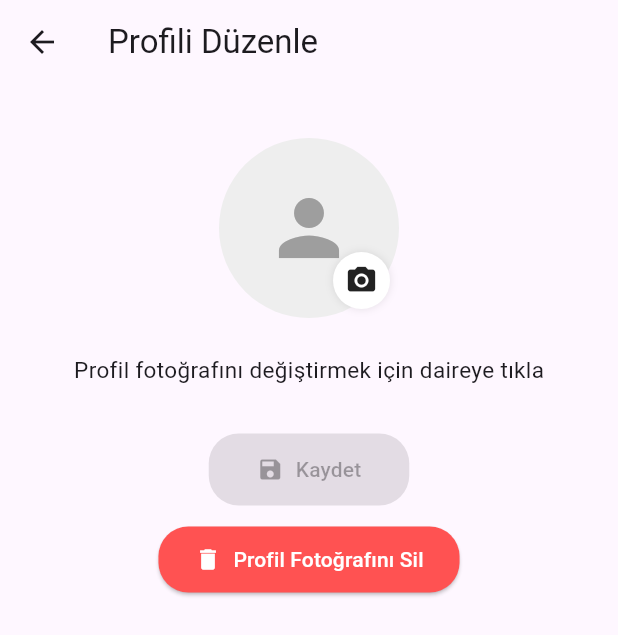
After one commit to 1omeralkan/TalentHubMobile, a Flutter app: the EditProfilePage screen opened by its route, on a phone screen of 412 x 824 dp. The commit adds this screen. Shown: the top 635 px of the screen. Run offline on Flutter 3.47's test engine with Material 3 defaults, Android fonts, the phone set to English and light mode, and no system bars; our stand-ins replace flutter_dotenv, flutter_riverpod, image_picker, shared_preferences, video_player; accounts and stored records are empty.

Commit message:
bazı değişiklikler

```diff
--- a/lib/main.dart
+++ b/lib/main.dart
@@ -9,6 +9,7 @@ import 'package:talenthub_mobilee/pages/reset_password_page.dart'; // ✅ yeni s
 import 'package:flutter_riverpod/flutter_riverpod.dart';
 import 'package:talenthub_mobilee/pages/upload_page.dart';
 import 'package:talenthub_mobilee/pages/profile_page.dart';
+import 'package:talenthub_mobilee/pages/edit_profile_page.dart';
 
 Future<void> main() async {
   WidgetsFlutterBinding.ensureInitialized();
@@ -37,6 +38,7 @@ class MyApp extends StatelessWidget {
         '/forgot-password': (context) => const ForgotPasswordPage(),
         '/upload': (context) => const UploadPage(),
         '/profile': (context) => const ProfilePage(),
+        '/edit-profile': (context) => const EditProfilePage(),
         '/reset-password': (context) {
           final token = Uri.base.queryParameters['token'];
           return token == null
--- /dev/null
+++ b/lib/pages/edit_profile_page.dart
@@ -0,0 +1,236 @@
+import 'package:flutter/material.dart';
+import 'package:image_picker/image_picker.dart';
+import 'dart:io';
+import 'package:http/http.dart' as http;
+import 'package:shared_preferences/shared_preferences.dart';
+import 'package:flutter_dotenv/flutter_dotenv.dart';
+import 'package:flutter_riverpod/flutter_riverpod.dart';
+import 'package:talenthub_mobilee/providers/auth_provider.dart';
+import 'dart:convert';
+
+class EditProfilePage extends ConsumerStatefulWidget {
+  const EditProfilePage({Key? key}) : super(key: key);
+
+  @override
+  ConsumerState<EditProfilePage> createState() => _EditProfilePageState();
+}
+
+class _EditProfilePageState extends ConsumerState<EditProfilePage> {
+  File? _profileImage;
+  bool _isUploading = false;
+
+  Future<Map<String, dynamic>?> fetchUserInfo(String token) async {
+    final response = await http.get(
+      Uri.parse('${dotenv.env['API_BASE_URL']}/api/me'),
+      headers: {'Authorization': 'Bearer $token'},
+    );
+    if (response.statusCode == 200) {
+      return jsonDecode(response.body)['user'];
+    }
+    return null;
+  }
+
+  Future<void> _pickImage() async {
+    final picker = ImagePicker();
+    final picked = await picker.pickImage(source: ImageSource.gallery);
+    if (picked != null) {
+      setState(() {
+        _profileImage = File(picked.path);
+      });
+    }
+  }
+
+  Future<void> _uploadProfilePhoto() async {
+    if (_profileImage == null) return;
+    setState(() => _isUploading = true);
+    try {
+      final prefs = await SharedPreferences.getInstance();
+      final token = prefs.getString("token");
+      if (token == null) {
+        ScaffoldMessenger.of(context).showSnackBar(
+          const SnackBar(content: Text("Giriş yapmanız gerekiyor.")),
+        );
+        setState(() => _isUploading = false);
+        return;
+      }
+      final uri = Uri.parse("${dotenv.env['API_BASE_URL']}/api/profile-photo");
+      final request = http.MultipartRequest('POST', uri);
+      request.headers['Authorization'] = "Bearer $token";
+      request.files
+          .add(await http.MultipartFile.fromPath('media', _profileImage!.path));
+      // Profil fotoğrafı için caption göndermiyoruz
+      final response = await request.send();
+      final respStr = await response.stream.bytesToString();
+      if (response.statusCode == 200) {
+        ScaffoldMessenger.of(context).showSnackBar(
+          const SnackBar(content: Text("Profil fotoğrafı başarıyla yüklendi!")),
+        );
+        // Kullanıcı bilgisini güncelle
+        final userInfo = await fetchUserInfo(token);
+        if (userInfo != null) {
+          if (mounted) {
+            ref.read(userProvider.notifier).state = userInfo;
+          }
+        }
+      } else {
+        ScaffoldMessenger.of(context).showSnackBar(
+          SnackBar(content: Text("Yükleme başarısız: $respStr")),
+        );
+      }
+    } catch (e) {
+      ScaffoldMessenger.of(context).showSnackBar(
+        SnackBar(content: Text("Hata: $e")),
+      );
+    } finally {
+      setState(() => _isUploading = false);
+    }
+  }
+
+  Future<void> _deleteProfilePhoto() async {
+    setState(() => _isUploading = true);
+    try {
+      final prefs = await SharedPreferences.getInstance();
+      final token = prefs.getString("token");
+      if (token == null) {
+        ScaffoldMessenger.of(context).showSnackBar(
+          const SnackBar(content: Text("Giriş yapmanız gerekiyor.")),
+        );
+        setState(() => _isUploading = false);
+        return;
+      }
+      final uri = Uri.parse("${dotenv.env['API_BASE_URL']}/api/profile-photo");
+      final response = await http.delete(uri, headers: {
+        "Authorization": "Bearer $token",
+      });
+      if (response.statusCode == 200) {
+        setState(() {
+          _profileImage = null;
+        });
+        ScaffoldMessenger.of(context).showSnackBar(
+          const SnackBar(content: Text("Profil fotoğrafı silindi!")),
+        );
+        // Kullanıcı bilgisini güncelle
+        final userInfo = await fetchUserInfo(token);
+        if (userInfo != null) {
+          if (mounted) {
+            ref.read(userProvider.notifier).state = userInfo;
+          }
+        }
+      } else {
+        ScaffoldMessenger.of(context).showSnackBar(
+          SnackBar(content: Text("Silme başarısız: ${response.body}")),
+        );
+      }
+    } catch (e) {
+      ScaffoldMessenger.of(context).showSnackBar(
+        SnackBar(content: Text("Hata: $e")),
+      );
+    } finally {
+      setState(() => _isUploading = false);
+    }
+  }
+
+  @override
+  Widget build(BuildContext context) {
+    return Scaffold(
+      appBar: AppBar(
+        title: const Text('Profili Düzenle'),
+      ),
+      body: Center(
+        child: Column(
+          mainAxisAlignment: MainAxisAlignment.start,
+          children: [
+            const SizedBox(height: 36),
+            Stack(
+              alignment: Alignment.bottomRight,
+              children: [
+                Consumer(
+                  builder: (context, ref, _) {
+                    final user = ref.watch(userProvider);
+                    return CircleAvatar(
+                      radius: 60,
+                      backgroundColor: Colors.grey[200],
+                      backgroundImage: _profileImage != null
+                          ? FileImage(_profileImage!)
+                          : (user?['profilePhotoUrl'] != null
+                              ? NetworkImage(
+                                      '${dotenv.env['API_BASE_URL']}${user!['profilePhotoUrl']}?v=${DateTime.now().millisecondsSinceEpoch}')
+                                  as ImageProvider
+                              : null),
+                      child: _profileImage == null &&
+                              (user?['profilePhotoUrl'] == null)
+                          ? const Icon(Icons.person,
+                              size: 60, color: Colors.grey)
+                          : null,
+                    );
+                  },
+                ),
+                Positioned(
+                  bottom: 6,
+                  right: 6,
+                  child: GestureDetector(
+                    onTap: _pickImage,
+                    child: Container(
+                      decoration: BoxDecoration(
+                        color: Colors.white,
+                        shape: BoxShape.circle,
+                        boxShadow: [
+                          BoxShadow(
+                            color: Colors.black.withOpacity(0.1),
+                            blurRadius: 4,
+                          ),
+                        ],
+                      ),
+                      padding: const EdgeInsets.all(8),
+                      child: const Icon(Icons.camera_alt,
+                          color: Colors.black87, size: 22),
+                    ),
+                  ),
+                ),
+              ],
+            ),
+            const SizedBox(height: 24),
+            const Text('Profil fotoğrafını değiştirmek için daireye tıkla',
+                style: TextStyle(fontSize: 15)),
+            const SizedBox(height: 32),
+            ElevatedButton.icon(
+              onPressed: _profileImage == null || _isUploading
+                  ? null
+                  : _uploadProfilePhoto,
+              icon: _isUploading
+                  ? const SizedBox(
+                      width: 20,
+                      height: 20,
+                      child: CircularProgressIndicator(
+                          strokeWidth: 2, color: Colors.white))
+                  : const Icon(Icons.save),
+              label: const Text('Kaydet'),
+              style: ElevatedButton.styleFrom(
+                padding:
+                    const EdgeInsets.symmetric(vertical: 14, horizontal: 32),
+                shape: RoundedRectangleBorder(
+                    borderRadius: BorderRadius.circular(20)),
+                backgroundColor: Colors.teal,
+                foregroundColor: Colors.white,
+              ),
+            ),
+            const SizedBox(height: 12),
+            ElevatedButton.icon(
+              onPressed: _isUploading ? null : _deleteProfilePhoto,
+              icon: const Icon(Icons.delete),
+              label: const Text('Profil Fotoğrafını Sil'),
+              style: ElevatedButton.styleFrom(
+                padding:
+                    const EdgeInsets.symmetric(vertical: 12, horizontal: 24),
+                shape: RoundedRectangleBorder(
+                    borderRadius: BorderRadius.circular(20)),
+                backgroundColor: Colors.redAccent,
+                foregroundColor: Colors.white,
+              ),
+            ),
+          ],
+        ),
+      ),
+    );
+  }
+}
```
Also changed, not shown: lib/pages/login_page.dart (+11 -3 lines), lib/pages/profile_page.dart (+40 -5 lines), lib/services/api_service.dart (+13 -0 lines).
